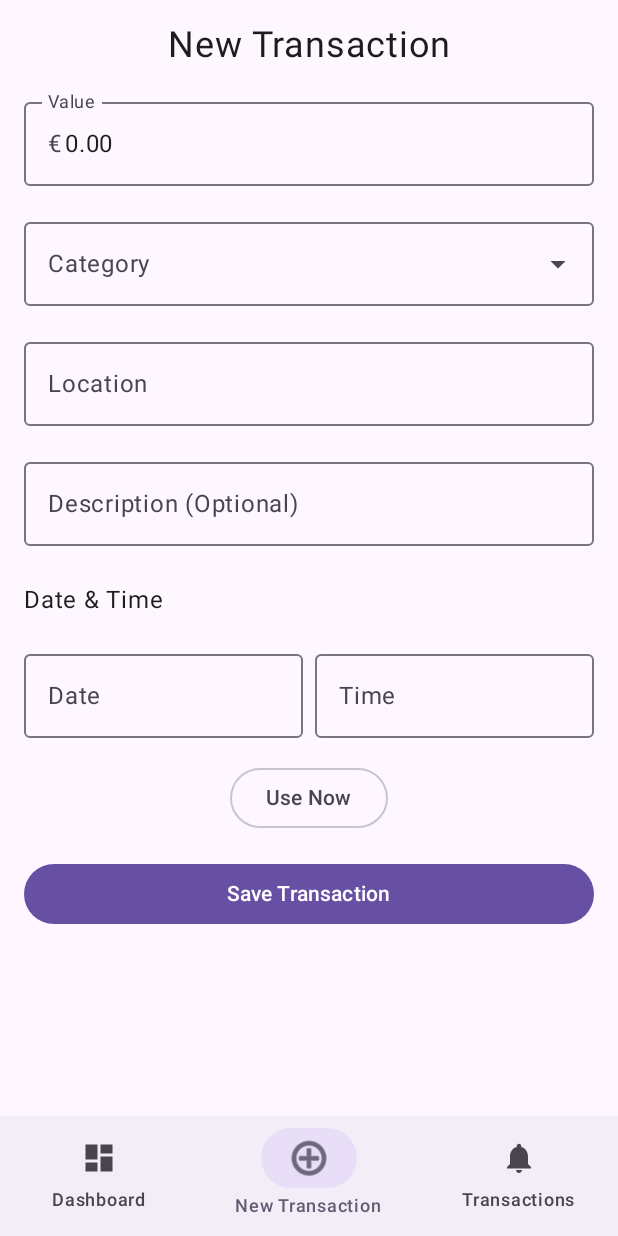
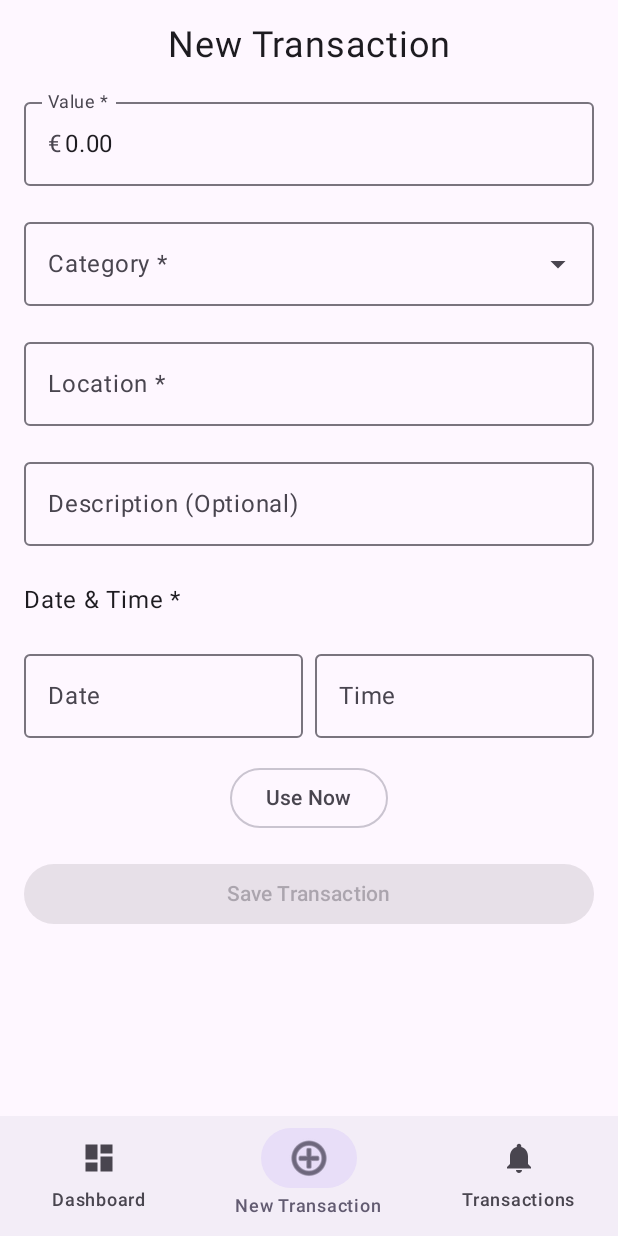
Before and after one commit to Artlima1/spendings-app, an Android app built with Jetpack Compose: the screen it shows after launch (MainActivity), on a phone screen of 412 x 824 dp. Run offline under Robolectric (Android 15) with nearby library versions, the phone set to English and light mode, and no system bars; our stand-ins replace Dagger/Hilt's generated code, Room's generated code.

Commit message:
Validation on transaction fields

```diff
--- a/app/src/main/java/com/arthur/spending/ui/newtransaction/NewTransactionScreen.kt
+++ b/app/src/main/java/com/arthur/spending/ui/newtransaction/NewTransactionScreen.kt
@@ -51,9 +51,13 @@ fun NewTransactionScreen() {
         OutlinedTextField(
             value = uiState.formattedValue,
             onValueChange = { input -> viewModel.updateValue(input) },
-            label = { Text("Value") },
+            label = { Text("Value *") },
             prefix = { Text("€") },
             keyboardOptions = KeyboardOptions(keyboardType = KeyboardType.Number),
+            isError = uiState.hasValueError,
+            supportingText = if (uiState.hasValueError) {
+                { Text("Value is required", color = MaterialTheme.colorScheme.error) }
+            } else null,
             modifier = Modifier.fillMaxWidth()
         )
 
@@ -64,8 +68,12 @@ fun NewTransactionScreen() {
             OutlinedTextField(
                 value = uiState.categoryQuery,
                 onValueChange = { viewModel.updateCategoryQuery(it) },
-                label = { Text("Category") },
+                label = { Text("Category *") },
                 trailingIcon = { ExposedDropdownMenuDefaults.TrailingIcon(expanded = uiState.isDropdownExpanded) },
+                isError = uiState.hasCategoryError,
+                supportingText = if (uiState.hasCategoryError) {
+                    { Text("Category is required", color = MaterialTheme.colorScheme.error) }
+                } else null,
                 modifier = Modifier
                     .menuAnchor()
                     .fillMaxWidth()
@@ -94,7 +102,11 @@ fun NewTransactionScreen() {
         OutlinedTextField(
             value = uiState.location,
             onValueChange = { viewModel.updateLocation(it) },
-            label = { Text("Location") },
+            label = { Text("Location *") },
+            isError = uiState.hasLocationError,
+            supportingText = if (uiState.hasLocationError) {
+                { Text("Location is required", color = MaterialTheme.colorScheme.error) }
+            } else null,
             modifier = Modifier.fillMaxWidth()
         )
 
@@ -107,9 +119,10 @@ fun NewTransactionScreen() {
         )
 
         Text(
-            text = "Date & Time",
+            text = "Date & Time *",
             fontSize = 16.sp,
-            modifier = Modifier.padding(top = 8.dp)
+            modifier = Modifier.padding(top = 8.dp),
+            color = if (uiState.hasDateTimeError) MaterialTheme.colorScheme.error else MaterialTheme.colorScheme.onSurface
         )
 
         Row(
@@ -121,6 +134,7 @@ fun NewTransactionScreen() {
                 onValueChange = { },
                 label = { Text("Date") },
                 readOnly = true,
+                isError = uiState.hasDateTimeError,
                 interactionSource = remember { MutableInteractionSource() }
                     .also { interactionSource ->
                         LaunchedEffect(interactionSource) {
@@ -139,6 +153,7 @@ fun NewTransactionScreen() {
                 onValueChange = { },
                 label = { Text("Time") },
                 readOnly = true,
+                isError = uiState.hasDateTimeError,
                 interactionSource = remember { MutableInteractionSource() }
                     .also { interactionSource ->
                         LaunchedEffect(interactionSource) {
@@ -153,6 +168,15 @@ fun NewTransactionScreen() {
             )
         }
 
+        if (uiState.hasDateTimeError) {
+            Text(
+                text = "Date and time are required",
+                color = MaterialTheme.colorScheme.error,
+                fontSize = 12.sp,
+                modifier = Modifier.padding(start = 16.dp)
+            )
+        }
+
         OutlinedButton(
             onClick = { viewModel.setCurrentDateTime() },
             modifier = Modifier.align(Alignment.CenterHorizontally)
@@ -162,6 +186,7 @@ fun NewTransactionScreen() {
 
         Button(
             onClick = { viewModel.showConfirmationDialog() },
+            enabled = uiState.isFormValid,
             modifier = Modifier.fillMaxWidth()
         ) {
             Text("Save Transaction")
```
Also changed, not shown: app/src/main/java/com/arthur/spending/ui/newtransaction/NewTransactionViewModel.kt (+52 -8 lines).
